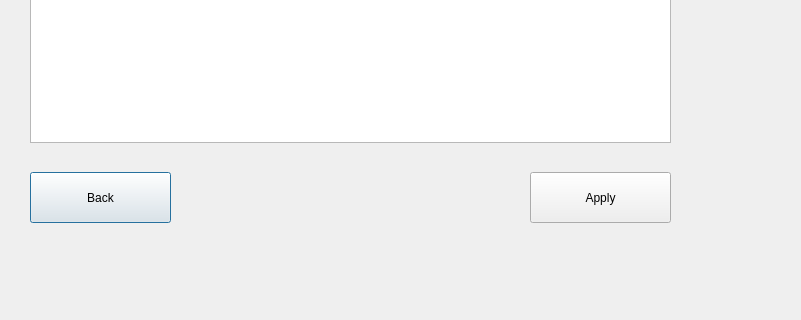
The window that modbus-app/ui/DevicesConfiguration.ui (matus-u/sz-modbus) describes before a commit, drawn with Qt 5; both pictures show x 0 to 801 and y 448 to 768 of the 1024 by 768 pixel window.
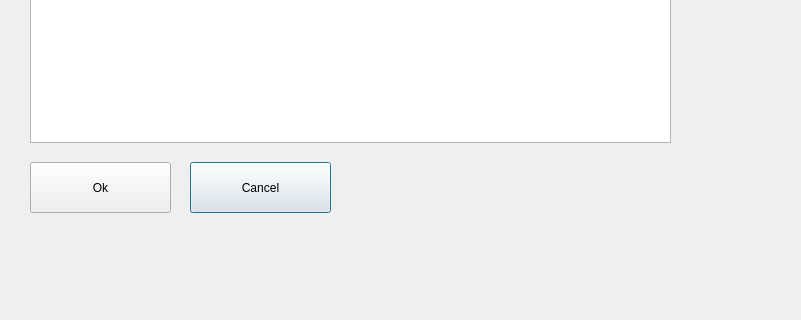
The same window after the commit. Icons and pictures are not drawn.

Commit message: implement icons and gps sensor

The edit to the form file:
```diff
--- a/modbus-app/ui/DevicesConfiguration.ui
+++ b/modbus-app/ui/DevicesConfiguration.ui
@@ -77,14 +77,24 @@
   <widget class="QPushButton" name="backButton">
    <property name="geometry">
     <rect>
-     <x>30</x>
-     <y>620</y>
+     <x>190</x>
+     <y>610</y>
      <width>141</width>
      <height>51</height>
     </rect>
    </property>
    <property name="text">
-    <string>Back</string>
+    <string>Cancel</string>
+   </property>
+   <property name="icon">
+    <iconset resource="../resources/themes.qrc">
+     <normaloff>:/images/cancel.png</normaloff>:/images/cancel.png</iconset>
+   </property>
+   <property name="iconSize">
+    <size>
+     <width>32</width>
+     <height>32</height>
+    </size>
    </property>
   </widget>
   <widget class="QWidget" name="layoutWidget">
@@ -141,14 +151,24 @@
   <widget class="QPushButton" name="applyButton">
    <property name="geometry">
     <rect>
-     <x>530</x>
-     <y>620</y>
+     <x>30</x>
+     <y>610</y>
      <width>141</width>
      <height>51</height>
     </rect>
    </property>
    <property name="text">
-    <string>Apply</string>
+    <string>Ok</string>
+   </property>
+   <property name="icon">
+    <iconset resource="../resources/themes.qrc">
+     <normaloff>:/images/ok.png</normaloff>:/images/ok.png</iconset>
+   </property>
+   <property name="iconSize">
+    <size>
+     <width>32</width>
+     <height>32</height>
+    </size>
    </property>
   </widget>
  </widget>
```
Left out of the diff: 34 changed lines with no effect on the pictures. The commit also changes 37 other files.
